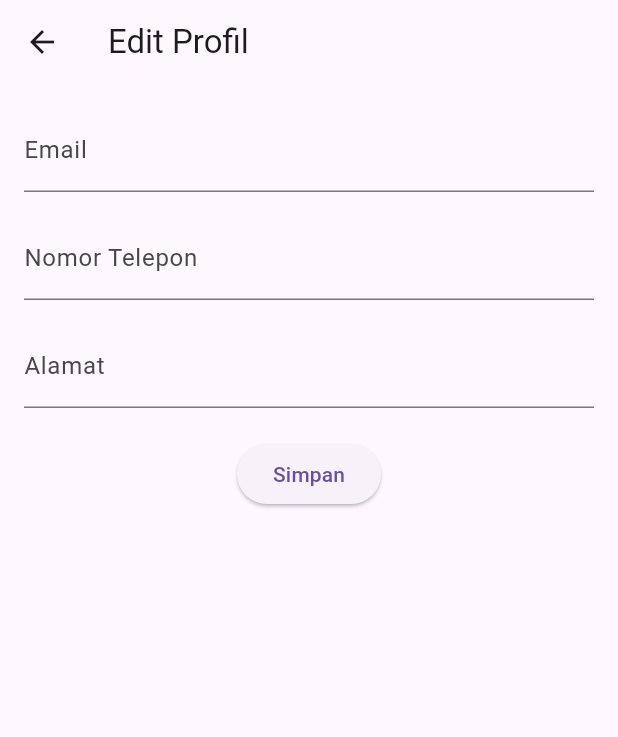
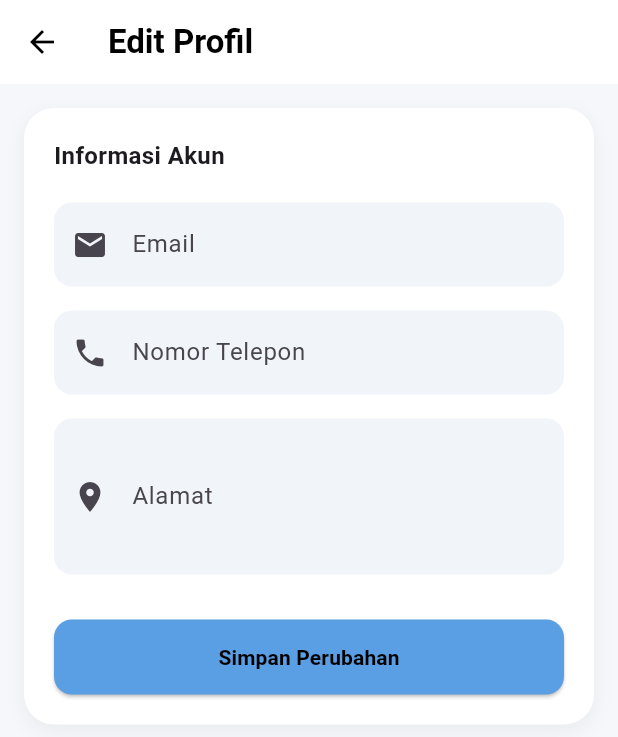
Before and after one commit to Ayuke123/Irigasi_cerdas_baru_Solo, a Flutter app: the EditProfilePage screen opened directly, on a phone screen of 412 x 824 dp. Shown: the top 737 px of the screen. Run offline on Flutter 3.47's test engine with Material 3 defaults, Android fonts, the phone set to English and light mode, and no system bars; our stand-ins replace cloud_firestore, firebase_auth, firebase_core, firebase_database; accounts and stored records are empty; network calls fail.

Commit message:
backup awal project flutter irigasi

```diff
--- a/lib/pages/edit_profile_page.dart
+++ b/lib/pages/edit_profile_page.dart
@@ -77,40 +77,115 @@ class _EditProfilePageState extends State<EditProfilePage> {
   @override
   Widget build(BuildContext context) {
     return Scaffold(
-      appBar: AppBar(title: const Text('Edit Profil')),
-      body: Padding(
+      backgroundColor: const Color(0xffF5F7FB),
+      appBar: AppBar(
+        title: const Text(
+          'Edit Profil',
+          style: TextStyle(fontWeight: FontWeight.bold),
+        ),
+        backgroundColor: Colors.white,
+        foregroundColor: Colors.black,
+        elevation: 0,
+      ),
+      body: SingleChildScrollView(
         padding: const EdgeInsets.all(16),
+        child: Container(
+          padding: const EdgeInsets.all(20),
+          decoration: BoxDecoration(
+            color: Colors.white,
+            borderRadius: BorderRadius.circular(20),
+            boxShadow: [
+              BoxShadow(
+                color: Colors.black.withOpacity(0.05),
+                blurRadius: 10,
+                offset: const Offset(0, 4),
+              ),
+            ],
+          ),
           child: Column(
+            crossAxisAlignment: CrossAxisAlignment.start,
             children: [
-            // Edit email
+              const Text(
+                "Informasi Akun",
+                style: TextStyle(
+                  fontSize: 16,
+                  fontWeight: FontWeight.bold,
+                ),
+              ),
+              const SizedBox(height: 20),
+
+              // EMAIL
               TextField(
                 controller: emailController,
-              decoration: const InputDecoration(labelText: 'Email'),
-              keyboardType: TextInputType.emailAddress,
+                decoration: InputDecoration(
+                  labelText: 'Email',
+                  prefixIcon: const Icon(Icons.email),
+                  filled: true,
+                  fillColor: const Color(0xffF1F4F9),
+                  border: OutlineInputBorder(
+                    borderRadius: BorderRadius.circular(12),
+                    borderSide: BorderSide.none,
+                  ),
+                ),
               ),
               const SizedBox(height: 16),
 
-            // Edit phone number
+              // PHONE
               TextField(
                 controller: phoneController,
-              decoration: const InputDecoration(labelText: 'Nomor Telepon'),
-              keyboardType: TextInputType.phone,
+                decoration: InputDecoration(
+                  labelText: 'Nomor Telepon',
+                  prefixIcon: const Icon(Icons.phone),
+                  filled: true,
+                  fillColor: const Color(0xffF1F4F9),
+                  border: OutlineInputBorder(
+                    borderRadius: BorderRadius.circular(12),
+                    borderSide: BorderSide.none,
+                  ),
+                ),
               ),
               const SizedBox(height: 16),
 
-            // Edit address
+              // ALAMAT
               TextField(
                 controller: alamatController,
-              decoration: const InputDecoration(labelText: 'Alamat'),
+                maxLines: 3,
+                decoration: InputDecoration(
+                  labelText: 'Alamat',
+                  prefixIcon: const Icon(Icons.location_on),
+                  filled: true,
+                  fillColor: const Color(0xffF1F4F9),
+                  border: OutlineInputBorder(
+                    borderRadius: BorderRadius.circular(12),
+                    borderSide: BorderSide.none,
                   ),
-            const SizedBox(height: 20),
+                ),
+              ),
+              const SizedBox(height: 30),
 
-            // Save button
-            ElevatedButton(
+              // BUTTON
+              SizedBox(
+                width: double.infinity,
+                height: 50,
+                child: ElevatedButton(
                   onPressed: update,
-              child: const Text("Simpan"),
+                  style: ElevatedButton.styleFrom(
+                    backgroundColor: const Color.fromARGB(255, 90, 158, 227),
+                    shape: RoundedRectangleBorder(
+                      borderRadius: BorderRadius.circular(12),
+                    ),
+                  ),
+                  child: const Text(
+                    "Simpan Perubahan",
+                    style: TextStyle(
+                      fontWeight: FontWeight.w700,
+                      color: Colors.black,
+                    ),
+                  ),
+                ),
               ),
             ],
+          ),
         ),
       ),
     );
```
Also changed, not shown: lib/pages/cuaca_page.dart (+29 -38 lines), lib/pages/profile_screen.dart (+5 -2 lines), lib/pages/riwayat_page.dart (+94 -30 lines), lib/firebase_options.dart. Lines whose indentation alone changed are shown as unchanged.
